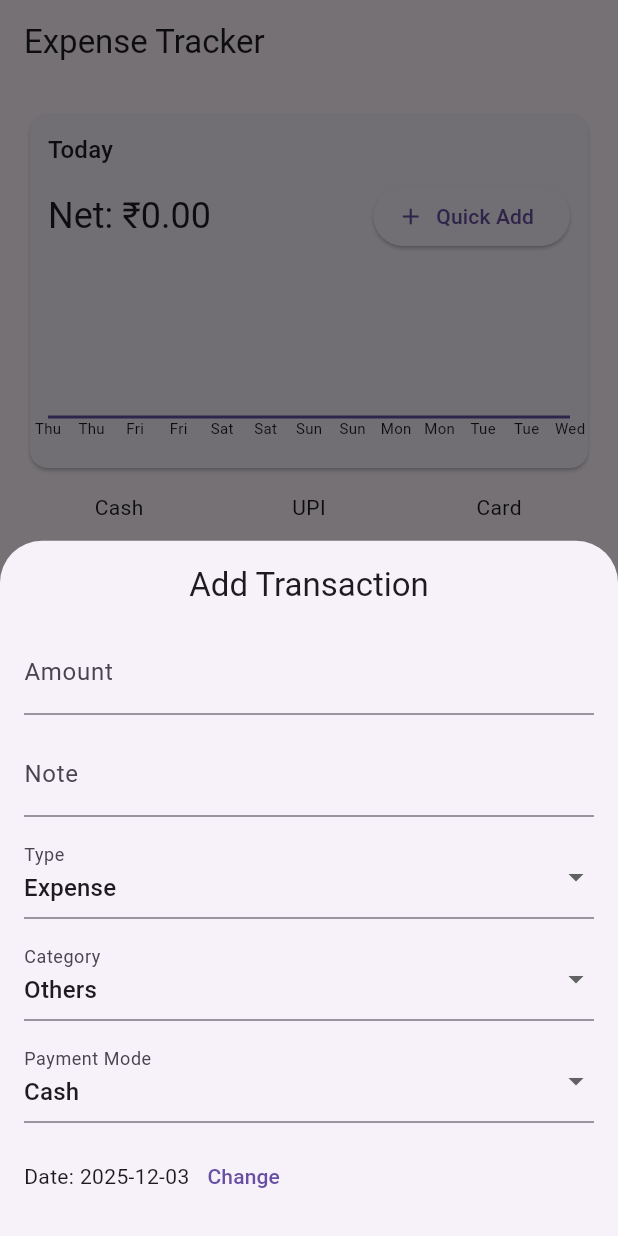
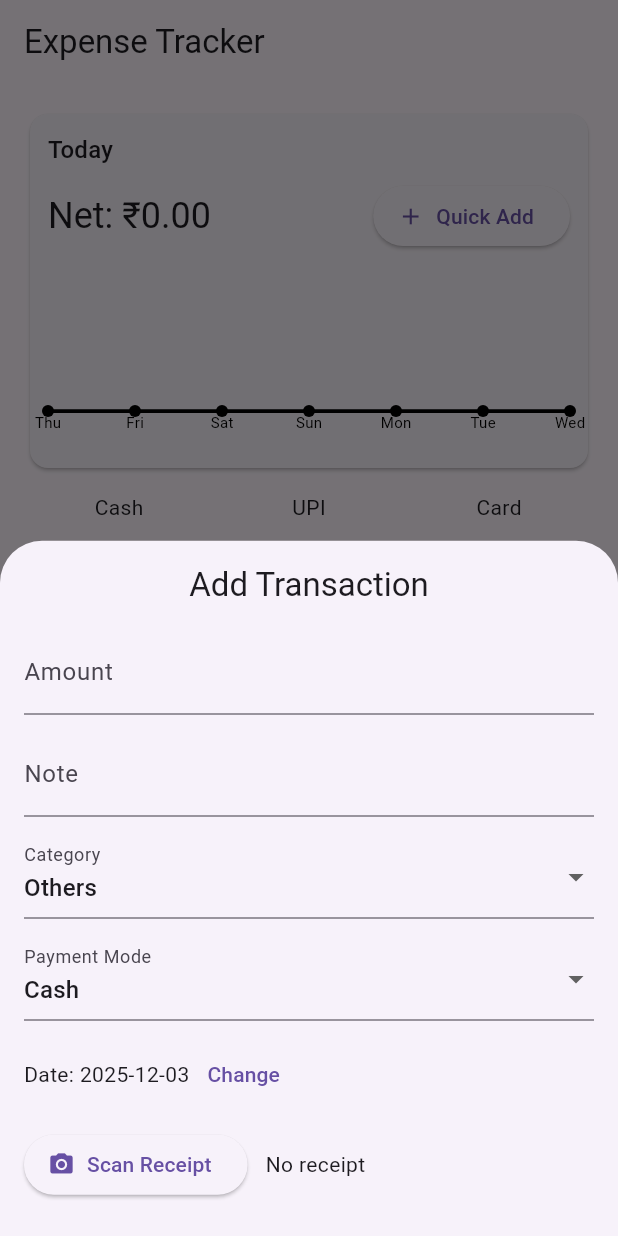
Before and after one commit to divyam2324/Expense-Tracker, a Flutter app: the screen it shows once a user with an empty profile is signed in, after a tap on "Quick Add", on a phone screen of 412 x 824 dp. Run offline on Flutter 3.47's test engine with Material 3 defaults, Android fonts, the phone set to English and light mode, and no system bars; drawn by our look-alikes of fl_chart; our stand-ins replace cloud_firestore, firebase_auth, firebase_core, flutter_riverpod, hive, hive_flutter; missing offline and left inert: excel, google_ml_kit; accounts and stored records are empty.

Commit message:
Refactor analytics and calendar screens for improved date handling and total calculations; update Excel export service to save files without storage permissions; enhance UI in home screen and mini chart; update dependencies in pubspec files.

```diff
--- a/lib/screens/home_screen.dart
+++ b/lib/screens/home_screen.dart
@@ -12,15 +12,21 @@ class HomeScreen extends ConsumerWidget {
   @override
   Widget build(BuildContext context, WidgetRef ref) {
     final transactions = ref.watch(transactionListProvider);
-    final todayTotal = transactions.where((t) => t.date.day == DateTime.now().day && t.date.month == DateTime.now().month && t.date.year == DateTime.now().year)
-      .fold<double>(0, (prev, t) => prev + (t.isExpense ? -t.amount : t.amount));
+    final todayTotal = transactions
+        .where(
+          (t) =>
+              t.date.day == DateTime.now().day &&
+              t.date.month == DateTime.now().month &&
+              t.date.year == DateTime.now().year,
+        )
+        .fold<double>(0, (prev, t) => prev + t.amount);
 
     // quick payment mode totals
-    double cash=0,upi=0,card=0;
-    for(var t in transactions){
-      if (t.paymentMode=='Cash') cash += t.isExpense ? t.amount : -t.amount;
-      if (t.paymentMode=='UPI') upi += t.isExpense ? t.amount : -t.amount;
-      if (t.paymentMode=='Card') card += t.isExpense ? t.amount : -t.amount;
+    double cash = 0, upi = 0, card = 0;
+    for (var t in transactions) {
+      if (t.paymentMode == 'Cash') cash += t.amount;
+      if (t.paymentMode == 'UPI') upi += t.amount;
+      if (t.paymentMode == 'Card') card += t.amount;
     }
 
     return Scaffold(
@@ -35,20 +41,30 @@ class HomeScreen extends ConsumerWidget {
                 crossAxisAlignment: CrossAxisAlignment.start,
                 children: [
                   Text('Today', style: Theme.of(context).textTheme.titleMedium),
-                  const SizedBox(height:8),
+                  const SizedBox(height: 8),
                   Row(
                     mainAxisAlignment: MainAxisAlignment.spaceBetween,
                     children: [
-                      Text('Net: ₹${todayTotal.toStringAsFixed(2)}', style: Theme.of(context).textTheme.headlineSmall),
+                      Text(
+                        'Net: ₹${todayTotal.toStringAsFixed(2)}',
+                        style: Theme.of(context).textTheme.headlineSmall,
+                      ),
                       ElevatedButton.icon(
-                        onPressed: () => showModalBottomSheet(context: context, builder: (_) => AddTransactionModal()),
+                        onPressed:
+                            () => showModalBottomSheet(
+                              context: context,
+                              builder: (_) => AddTransactionModal(),
+                            ),
                         icon: const Icon(Icons.add),
                         label: const Text('Quick Add'),
-                      )
+                      ),
                     ],
                   ),
                   const SizedBox(height: 12),
-                  SizedBox(height: 120, child: MiniChart(transactions: transactions)),
+                  SizedBox(
+                    height: 120,
+                    child: MiniChart(transactions: transactions),
+                  ),
                 ],
               ),
             ),
@@ -67,28 +83,43 @@ class HomeScreen extends ConsumerWidget {
           ListTile(
             leading: const Icon(Icons.calendar_today),
             title: const Text('Calendar View'),
-            onTap: () => Navigator.push(context, MaterialPageRoute(builder: (_) => const CalendarScreen())),
+            onTap:
+                () => Navigator.push(
+                  context,
+                  MaterialPageRoute(builder: (_) => const CalendarScreen()),
+                ),
           ),
           ListTile(
             leading: const Icon(Icons.bar_chart),
             title: const Text('Analytics'),
-            onTap: () => Navigator.push(context, MaterialPageRoute(builder: (_) => const AnalyticsScreen())),
+            onTap:
+                () => Navigator.push(
+                  context,
+                  MaterialPageRoute(builder: (_) => const AnalyticsScreen()),
+                ),
           ),
         ],
       ),
       floatingActionButton: FloatingActionButton(
-        onPressed: () => showModalBottomSheet(context: context, builder: (_) => AddTransactionModal()),
+        onPressed:
+            () => showModalBottomSheet(
+              context: context,
+              builder: (_) => AddTransactionModal(),
+            ),
         child: const Icon(Icons.add),
       ),
     );
   }
 
-  Widget _summaryCard(String title, double amount){
+  Widget _summaryCard(String title, double amount) {
     return Column(
       children: [
         Text(title),
-        const SizedBox(height:8),
-        Text('₹${amount.toStringAsFixed(2)}', style: const TextStyle(fontWeight: FontWeight.bold))
+        const SizedBox(height: 8),
+        Text(
+          '₹${amount.toStringAsFixed(2)}',
+          style: const TextStyle(fontWeight: FontWeight.bold),
+        ),
       ],
     );
   }
--- a/lib/widgets/add_transaction_modal.dart
+++ b/lib/widgets/add_transaction_modal.dart
@@ -19,7 +19,6 @@ class _AddTransactionModalState extends ConsumerState<AddTransactionModal> {
   final _formKey = GlobalKey<FormState>();
 
   double? amount;
-  bool isExpense = true;
   String category = 'Others';
   String paymentMode = 'Cash';
   DateTime date = DateTime.now();
@@ -37,7 +36,6 @@ class _AddTransactionModalState extends ConsumerState<AddTransactionModal> {
     if (widget.editTransaction != null) {
       final t = widget.editTransaction!;
       amount = t.amount;
-      isExpense = t.isExpense;
       category = t.category;
       paymentMode = t.paymentMode;
       date = t.date;
@@ -82,8 +80,8 @@ class _AddTransactionModalState extends ConsumerState<AddTransactionModal> {
                   prefixText: "₹",
                 ),
                 keyboardType: TextInputType.number,
-                validator: (v) =>
-                    v == null || v.isEmpty ? "Enter amount" : null,
+                validator:
+                    (v) => v == null || v.isEmpty ? "Enter amount" : null,
                 onSaved: (v) => amount = double.tryParse(v ?? "0") ?? 0,
               ),
               const SizedBox(height: 12),
@@ -102,35 +100,13 @@ class _AddTransactionModalState extends ConsumerState<AddTransactionModal> {
               ),
               const SizedBox(height: 12),
 
-              // Income/Expense
-              DropdownButtonFormField<String>(
-                value: isExpense ? "Expense" : "Income",
-                items: const [
-                  DropdownMenuItem(value: "Expense", child: Text("Expense")),
-                  DropdownMenuItem(value: "Income", child: Text("Income")),
-                ],
-                onChanged: (v) => setState(() {
-                  isExpense = v == "Expense";
-                }),
-                decoration: const InputDecoration(labelText: "Type"),
-              ),
-
-              const SizedBox(height: 12),
-
               // Category
               DropdownButtonFormField<String>(
                 value: category,
-                items: [
-                  'Food',
-                  'Travel',
-                  'Bills',
-                  'Shopping',
-                  'Salary',
-                  'Others'
-                ]
-                    .map((e) =>
-                        DropdownMenuItem(value: e, child: Text(e)))
-                    .toList(),
+                items:
+                    ['Food', 'Travel', 'Bills', 'Shopping', 'Salary', 'Others']
+                        .map((e) => DropdownMenuItem(value: e, child: Text(e)))
+                        .toList(),
                 onChanged: (v) => setState(() => category = v!),
                 decoration: const InputDecoration(labelText: "Category"),
               ),
@@ -140,10 +116,10 @@ class _AddTransactionModalState extends ConsumerState<AddTransactionModal> {
               // Payment Mode
               DropdownButtonFormField<String>(
                 value: paymentMode,
-                items: ['Cash', 'UPI', 'Card']
-                    .map((e) =>
-                        DropdownMenuItem(value: e, child: Text(e)))
-                    .toList(),
+                items:
+                    ['Cash', 'UPI', 'Card']
+                        .map((e) => DropdownMenuItem(value: e, child: Text(e)))
+                        .toList(),
                 onChanged: (v) => setState(() => paymentMode = v!),
                 decoration: const InputDecoration(labelText: "Payment Mode"),
               ),
@@ -183,16 +159,14 @@ class _AddTransactionModalState extends ConsumerState<AddTransactionModal> {
                       setState(() => receiptPath = path);
 
                       final ocrText = await OcrService.extractText(path);
-                      final parsed =
-                          OcrService.extractAmountAndDate(ocrText);
+                      final parsed = OcrService.extractAmountAndDate(ocrText);
 
                       if (parsed.amount != null) {
                         _amountCtrl.text = parsed.amount.toString();
                         amount = parsed.amount;
                       }
 
-                      final suggestion =
-                          CategoryAI.suggestCategory(ocrText);
+                      final suggestion = CategoryAI.suggestCategory(ocrText);
                       if (suggestion != null) {
                         setState(() => category = suggestion);
                       }
@@ -202,11 +176,7 @@ class _AddTransactionModalState extends ConsumerState<AddTransactionModal> {
                   ),
 
                   const SizedBox(width: 12),
-                  Text(
-                    receiptPath.isEmpty
-                        ? "No receipt"
-                        : "Receipt attached",
-                  )
+                  Text(receiptPath.isEmpty ? "No receipt" : "Receipt attached"),
                 ],
               ),
 
@@ -218,8 +188,7 @@ class _AddTransactionModalState extends ConsumerState<AddTransactionModal> {
                   if (_formKey.currentState!.validate()) {
                     _formKey.currentState!.save();
 
-                    final notifier =
-                        ref.read(transactionListProvider.notifier);
+                    final notifier = ref.read(transactionListProvider.notifier);
 
                     if (isEditing) {
                       // UPDATE
@@ -227,7 +196,7 @@ class _AddTransactionModalState extends ConsumerState<AddTransactionModal> {
                         TransactionModel(
                           id: widget.editTransaction!.id,
                           amount: amount!,
-                          isExpense: isExpense,
+                          isExpense: true,
                           category: category,
                           paymentMode: paymentMode,
                           date: date,
@@ -239,7 +208,7 @@ class _AddTransactionModalState extends ConsumerState<AddTransactionModal> {
                       // ADD NEW
                       await notifier.addTransaction(
                         amount: amount!,
-                        isExpense: isExpense,
+                        isExpense: true,
                         category: category,
                         paymentMode: paymentMode,
                         date: date,
--- a/lib/widgets/mini_chart.dart
+++ b/lib/widgets/mini_chart.dart
@@ -10,49 +10,87 @@ class MiniChart extends StatelessWidget {
   @override
   Widget build(BuildContext context) {
     final now = DateTime.now();
-    final last7days = List.generate(7, (i) => now.subtract(Duration(days: 6 - i)));
+
+    final today = DateTime(now.year, now.month, now.day);
+    final last7days =
+        List.generate(7, (i) => today.subtract(Duration(days: 6 - i)));
+
     final List<FlSpot> spots = [];
 
     for (int i = 0; i < last7days.length; i++) {
       final day = last7days[i];
+
       final total = transactions
           .where((t) =>
               t.date.year == day.year &&
               t.date.month == day.month &&
               t.date.day == day.day)
-          .fold<double>(0, (sum, t) => sum + (t.isExpense ? -t.amount : t.amount));
+          .fold<double>(0, (sum, t) => sum + t.amount);
+
       spots.add(FlSpot(i.toDouble(), total));
     }
 
-    return LineChart(LineChartData(
-      gridData:  FlGridData(show: false),
+    return LineChart(
+      LineChartData(
+        minX: 0,
+        maxX: 6,
+
+        // 👉 Clean chart like your image
+        gridData: FlGridData(show: false),
+        borderData: FlBorderData(show: false),
+
+        // Axis titles
         titlesData: FlTitlesData(
-        leftTitles:  AxisTitles(),
-        topTitles:  AxisTitles(),
-        rightTitles:  AxisTitles(),
+          leftTitles: const AxisTitles(
+            sideTitles: SideTitles(showTitles: false),
+          ),
+          rightTitles: const AxisTitles(
+            sideTitles: SideTitles(showTitles: false),
+          ),
+          topTitles: const AxisTitles(
+            sideTitles: SideTitles(showTitles: false),
+          ),
+
           bottomTitles: AxisTitles(
             sideTitles: SideTitles(
               showTitles: true,
-              getTitlesWidget: (v, meta) {
-                final index = v.toInt();
-                if (index >= 0 && index < last7days.length) {
-                  return Text(DateFormat('E').format(last7days[index]),
-                      style: const TextStyle(fontSize: 10));
+              interval: 1,
+              reservedSize: 26,
+              getTitlesWidget: (value, meta) {
+                final index = value.toInt();
+                if (index < 0 || index > 6 || value % 1 != 0) {
+                  return const SizedBox.shrink();
                 }
-                return const SizedBox.shrink();
-              }),
+
+                final day = last7days[index];
+                return Text(
+                  DateFormat('E').format(day), // MON, TUE...
+                  style: const TextStyle(
+                    fontSize: 10,
+                    color: Colors.black,
+                  ),
+                );
+              },
             ),
           ),
-      borderData: FlBorderData(show: false),
+        ),
+
+        // 👉 Straight line + dots (like your image)
         lineBarsData: [
           LineChartBarData(
-          isCurved: true,
-          barWidth: 2,
             spots: spots,
-          color: Theme.of(context).colorScheme.primary,
-          dotData:  FlDotData(show: false),
-        )
+            isCurved: false,          // ← Straight line
+            color: Colors.black,      // ← Black line (like your example)
+            barWidth: 2.5,            // Slightly thicker line
+
+            dotData: const FlDotData(
+              show: true,             // ← Show dots like the chart
+            ),
+
+            belowBarData: BarAreaData(show: false),
+          ),
         ],
-    ));
+      ),
+    );
   }
 }
--- a/pubspec.yaml
+++ b/pubspec.yaml
@@ -41,17 +41,19 @@ dependencies:
   fl_chart: 0.69.0
   local_auth: ^2.1.0
   flutter_secure_storage: ^8.0.0
-  intl: ^0.18.0
+  intl: ^0.20.2
   firebase_database: ^10.5.7
   uuid: ^4.5.2
   excel: ^2.1.0
   path_provider: ^2.1.2
   permission_handler: ^11.1.0
+  table_calendar: ^3.1.2
 
 
   # The following adds the Cupertino Icons font to your application.
   # Use with the CupertinoIcons class for iOS style icons.
   cupertino_icons: ^1.0.8
+  equatable: ^2.0.7
 
 dev_dependencies:
 
```
Also changed, not shown: lib/screens/analytics_screen.dart (+14 -18 lines), lib/screens/calendar_screen.dart (+3 -10 lines), lib/services/excel_export_service.dart (+10 -14 lines), pubspec.lock. Lines whose indentation alone changed are shown as unchanged.
